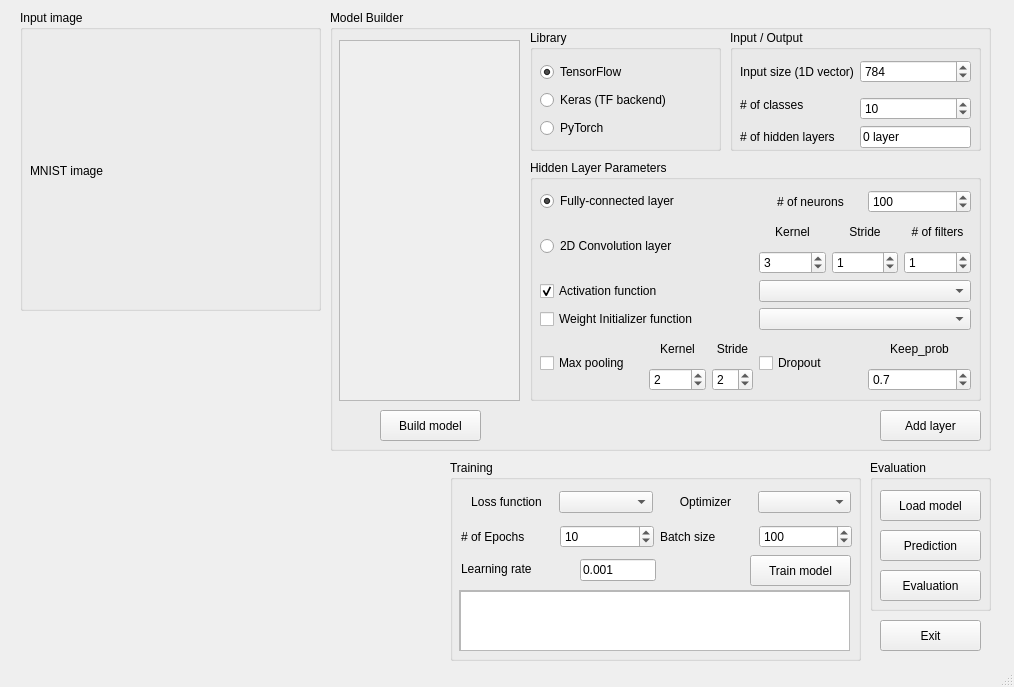
Above: tf_testbed.ui from togheppi/PyQt before the change. Below: the same form after it.
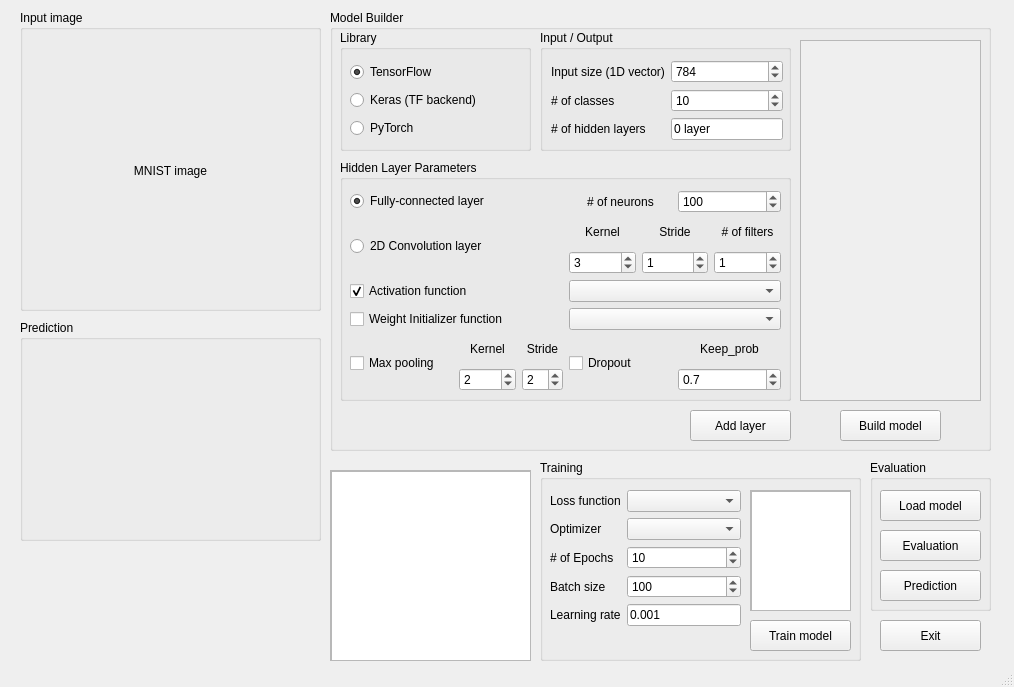
That is the form after the change.

```diff
--- a/tf_testbed.ui
+++ b/tf_testbed.ui
@@ -38,6 +38,9 @@
      <property name="text">
       <string>MNIST image</string>
      </property>
+     <property name="alignment">
+      <set>Qt::AlignCenter</set>
+     </property>
     </widget>
    </widget>
    <widget class="QGroupBox" name="groupBox_modelBuilder">
@@ -52,39 +55,10 @@
     <property name="title">
      <string>Model Builder</string>
     </property>
-    <widget class="QWidget" name="verticalLayoutWidget">
-     <property name="geometry">
-      <rect>
-       <x>9</x>
-       <y>30</y>
-       <width>181</width>
-       <height>361</height>
-      </rect>
-     </property>
-     <layout class="QVBoxLayout" name="verticalLayout_modelViewer">
-      <item>
-       <widget class="QScrollArea" name="scrollArea_modelViewer">
-        <property name="widgetResizable">
-         <bool>true</bool>
-        </property>
-        <widget class="QWidget" name="scrollAreaWidgetContents">
-         <property name="geometry">
-          <rect>
-           <x>0</x>
-           <y>0</y>
-           <width>177</width>
-           <height>357</height>
-          </rect>
-         </property>
-        </widget>
-       </widget>
-      </item>
-     </layout>
-    </widget>
     <widget class="QGroupBox" name="groupBox_library">
      <property name="geometry">
       <rect>
-       <x>200</x>
+       <x>10</x>
        <y>20</y>
        <width>191</width>
        <height>121</height>
@@ -133,7 +107,7 @@
     <widget class="QGroupBox" name="groupBox_inputOutput">
      <property name="geometry">
       <rect>
-       <x>400</x>
+       <x>210</x>
        <y>20</y>
        <width>251</width>
        <height>121</height>
@@ -145,10 +119,10 @@
      <widget class="QWidget" name="layoutWidget">
       <property name="geometry">
        <rect>
-        <x>10</x>
+        <x>11</x>
         <y>30</y>
-        <width>231</width>
-        <height>88</height>
+        <width>232</width>
+        <height>82</height>
        </rect>
       </property>
       <layout class="QGridLayout" name="gridLayout_inputOutput">
@@ -177,14 +151,14 @@
          </property>
         </widget>
        </item>
-       <item row="1" column="0" rowspan="2">
+       <item row="1" column="0">
         <widget class="QLabel" name="label_numClasses">
          <property name="text">
           <string># of classes</string>
          </property>
         </widget>
        </item>
-       <item row="2" column="1">
+       <item row="1" column="1">
         <widget class="QSpinBox" name="spinBox_numClasses">
          <property name="font">
           <font>
@@ -196,14 +170,14 @@
          </property>
         </widget>
        </item>
-       <item row="3" column="0">
+       <item row="2" column="0">
         <widget class="QLabel" name="label_numLayers">
          <property name="text">
           <string># of hidden layers</string>
          </property>
         </widget>
        </item>
-       <item row="3" column="1">
+       <item row="2" column="1">
         <widget class="QLineEdit" name="lineEdit_numLayers">
          <property name="text">
           <string>0 layer</string>
@@ -219,7 +193,7 @@
     <widget class="QGroupBox" name="groupBox_hiddenLayer">
      <property name="geometry">
       <rect>
-       <x>200</x>
+       <x>10</x>
        <y>150</y>
        <width>451</width>
        <height>241</height>
@@ -471,7 +445,7 @@
     <widget class="QPushButton" name="pushButton_addLayer">
      <property name="geometry">
       <rect>
-       <x>550</x>
+       <x>360</x>
        <y>400</y>
        <width>101</width>
        <height>31</height>
@@ -481,10 +455,39 @@
       <string>Add layer</string>
      </property>
     </widget>
+    <widget class="QWidget" name="verticalLayoutWidget">
+     <property name="geometry">
+      <rect>
+       <x>470</x>
+       <y>30</y>
+       <width>181</width>
+       <height>361</height>
+      </rect>
+     </property>
+     <layout class="QVBoxLayout" name="verticalLayout_modelViewer">
+      <item>
+       <widget class="QScrollArea" name="scrollArea_modelViewer">
+        <property name="widgetResizable">
+         <bool>true</bool>
+        </property>
+        <widget class="QWidget" name="scrollAreaWidgetContents">
+         <property name="geometry">
+          <rect>
+           <x>0</x>
+           <y>0</y>
+           <width>177</width>
+           <height>357</height>
+          </rect>
+         </property>
+        </widget>
+       </widget>
+      </item>
+     </layout>
+    </widget>
     <widget class="QPushButton" name="pushButton_buildModel">
      <property name="geometry">
       <rect>
-       <x>50</x>
+       <x>510</x>
        <y>400</y>
        <width>101</width>
        <height>31</height>
@@ -498,9 +501,9 @@
    <widget class="QGroupBox" name="groupBox_training">
     <property name="geometry">
      <rect>
-      <x>450</x>
+      <x>540</x>
       <y>460</y>
-      <width>411</width>
+      <width>321</width>
       <height>201</height>
      </rect>
     </property>
@@ -510,8 +513,8 @@
     <widget class="QPushButton" name="pushButton_trainModel">
      <property name="geometry">
       <rect>
-       <x>300</x>
-       <y>95</y>
+       <x>210</x>
+       <y>160</y>
        <width>101</width>
        <height>31</height>
       </rect>
@@ -523,10 +526,10 @@
     <widget class="QScrollArea" name="scrollArea_training">
      <property name="geometry">
       <rect>
-       <x>9</x>
-       <y>130</y>
-       <width>391</width>
-       <height>61</height>
+       <x>210</x>
+       <y>30</y>
+       <width>101</width>
+       <height>121</height>
       </rect>
      </property>
      <property name="widgetResizable">
@@ -537,8 +540,8 @@
        <rect>
         <x>0</x>
         <y>0</y>
-        <width>389</width>
-        <height>59</height>
+        <width>99</width>
+        <height>119</height>
        </rect>
       </property>
       <widget class="QTextEdit" name="textEdit_training">
@@ -546,8 +549,8 @@
         <rect>
          <x>0</x>
          <y>0</y>
-         <width>391</width>
-         <height>61</height>
+         <width>101</width>
+         <height>121</height>
         </rect>
        </property>
       </widget>
@@ -558,86 +561,48 @@
       <rect>
        <x>10</x>
        <y>30</y>
-       <width>391</width>
-       <height>24</height>
+       <width>191</width>
+       <height>138</height>
       </rect>
      </property>
-     <layout class="QHBoxLayout" name="horizontalLayout_lossOptimizer">
-      <item>
+     <layout class="QGridLayout" name="gridLayout_training">
+      <item row="0" column="0">
        <widget class="QLabel" name="label_lossFn">
         <property name="text">
          <string>Loss function</string>
         </property>
         <property name="alignment">
-         <set>Qt::AlignCenter</set>
+         <set>Qt::AlignLeading|Qt::AlignLeft|Qt::AlignVCenter</set>
         </property>
        </widget>
       </item>
-      <item>
+      <item row="0" column="1">
        <widget class="QComboBox" name="comboBox_lossFn"/>
       </item>
-      <item>
+      <item row="1" column="0">
        <widget class="QLabel" name="label_optimizer">
         <property name="text">
          <string>Optimizer</string>
         </property>
         <property name="alignment">
-         <set>Qt::AlignCenter</set>
+         <set>Qt::AlignLeading|Qt::AlignLeft|Qt::AlignVCenter</set>
         </property>
        </widget>
       </item>
-      <item>
+      <item row="1" column="1">
        <widget class="QComboBox" name="comboBox_optimizer"/>
       </item>
-     </layout>
-    </widget>
-    <widget class="QLabel" name="label_batchSize_learningRate">
-     <property name="geometry">
-      <rect>
-       <x>11</x>
-       <y>101</y>
-       <width>81</width>
-       <height>16</height>
-      </rect>
-     </property>
-     <property name="text">
-      <string>Learning rate</string>
-     </property>
-    </widget>
-    <widget class="QLineEdit" name="lineEdit_learningRate">
-     <property name="geometry">
-      <rect>
-       <x>130</x>
-       <y>99</y>
-       <width>76</width>
-       <height>22</height>
-      </rect>
-     </property>
-     <property name="text">
-      <string>0.001</string>
-     </property>
-     <property name="readOnly">
-      <bool>false</bool>
-     </property>
-    </widget>
-    <widget class="QWidget" name="">
-     <property name="geometry">
-      <rect>
-       <x>11</x>
-       <y>64</y>
-       <width>391</width>
-       <height>25</height>
-      </rect>
-     </property>
-     <layout class="QHBoxLayout" name="horizontalLayout_epochBatch">
-      <item>
+      <item row="2" column="0">
        <widget class="QLabel" name="label_numEpochs">
         <property name="text">
          <string># of Epochs</string>
         </property>
+        <property name="alignment">
+         <set>Qt::AlignLeading|Qt::AlignLeft|Qt::AlignVCenter</set>
+        </property>
        </widget>
       </item>
-      <item>
+      <item row="2" column="1">
        <widget class="QSpinBox" name="spinBox_numEpochs">
         <property name="maximum">
          <number>100000</number>
@@ -647,14 +612,17 @@
         </property>
        </widget>
       </item>
-      <item>
+      <item row="3" column="0">
        <widget class="QLabel" name="label_batchSize">
         <property name="text">
          <string>Batch size</string>
         </property>
+        <property name="alignment">
+         <set>Qt::AlignLeading|Qt::AlignLeft|Qt::AlignVCenter</set>
+        </property>
        </widget>
       </item>
-      <item>
+      <item row="3" column="1">
        <widget class="QSpinBox" name="spinBox_batchSize">
         <property name="maximum">
          <number>10000</number>
@@ -667,6 +635,26 @@
         </property>
        </widget>
       </item>
+      <item row="4" column="0">
+       <widget class="QLabel" name="label_batchSize_learningRate">
+        <property name="text">
+         <string>Learning rate</string>
+        </property>
+        <property name="alignment">
+         <set>Qt::AlignLeading|Qt::AlignLeft|Qt::AlignVCenter</set>
+        </property>
+       </widget>
+      </item>
+      <item row="4" column="1">
+       <widget class="QLineEdit" name="lineEdit_learningRate">
+        <property name="text">
+         <string>0.001</string>
+        </property>
+        <property name="readOnly">
+         <bool>false</bool>
+        </property>
+       </widget>
+      </item>
      </layout>
     </widget>
    </widget>
@@ -686,7 +674,7 @@
      <property name="geometry">
       <rect>
        <x>10</x>
-       <y>110</y>
+       <y>70</y>
        <width>101</width>
        <height>31</height>
       </rect>
@@ -699,7 +687,7 @@
      <property name="geometry">
       <rect>
        <x>10</x>
-       <y>70</y>
+       <y>110</y>
        <width>101</width>
        <height>31</height>
       </rect>
@@ -735,6 +723,63 @@
      <string>Exit</string>
     </property>
    </widget>
+   <widget class="QGroupBox" name="groupBox_plotPrediction">
+    <property name="geometry">
+     <rect>
+      <x>20</x>
+      <y>320</y>
+      <width>301</width>
+      <height>221</height>
+     </rect>
+    </property>
+    <property name="title">
+     <string>Prediction</string>
+    </property>
+    <widget class="QWidget" name="horizontalLayoutWidget">
+     <property name="geometry">
+      <rect>
+       <x>9</x>
+       <y>29</y>
+       <width>281</width>
+       <height>181</height>
+      </rect>
+     </property>
+     <layout class="QHBoxLayout" name="horizontalLayout_plotPrediction"/>
+    </widget>
+   </widget>
+   <widget class="QScrollArea" name="scrollArea_log">
+    <property name="geometry">
+     <rect>
+      <x>330</x>
+      <y>470</y>
+      <width>201</width>
+      <height>191</height>
+     </rect>
+    </property>
+    <property name="widgetResizable">
+     <bool>true</bool>
+    </property>
+    <widget class="QWidget" name="scrollAreaWidgetContents_log">
+     <property name="geometry">
+      <rect>
+       <x>0</x>
+       <y>0</y>
+       <width>199</width>
+       <height>189</height>
+      </rect>
+     </property>
+     <widget class="QTextEdit" name="textEdit_log">
+      <property name="geometry">
+       <rect>
+        <x>0</x>
+        <y>0</y>
+        <width>201</width>
+        <height>191</height>
+       </rect>
+      </property>
+     </widget>
+    </widget>
+   </widget>
   </widget>
   <widget class="QStatusBar" name="statusbar"/>
  </widget>
```
